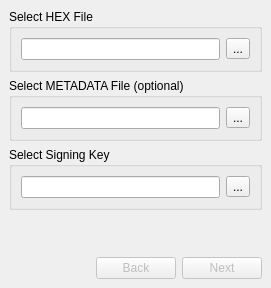
Above: Packager/mainwindow.ui from ISF-H-BRS/FirmwareUpdater before the change. Below: the same form after it.
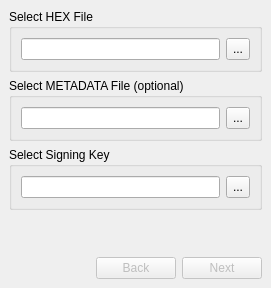
That is the form after the change. Icons and pictures are not drawn.

What changed in the file:
```diff
--- a/Packager/mainwindow.ui
+++ b/Packager/mainwindow.ui
@@ -45,6 +45,15 @@
            </item>
            <item>
             <widget class="QToolButton" name="selectHexFile">
+             <property name="sizePolicy">
+              <sizepolicy hsizetype="Preferred" vsizetype="Preferred">
+               <horstretch>0</horstretch>
+               <verstretch>0</verstretch>
+              </sizepolicy>
+             </property>
+             <property name="toolTip">
+              <string>Select HEX file</string>
+             </property>
              <property name="text">
               <string>...</string>
              </property>
@@ -64,6 +73,15 @@
            </item>
            <item>
             <widget class="QToolButton" name="selectMetadataFile">
+             <property name="sizePolicy">
+              <sizepolicy hsizetype="Preferred" vsizetype="Preferred">
+               <horstretch>0</horstretch>
+               <verstretch>0</verstretch>
+              </sizepolicy>
+             </property>
+             <property name="toolTip">
+              <string>Select METADATA file</string>
+             </property>
              <property name="text">
               <string>...</string>
              </property>
@@ -83,6 +101,15 @@
            </item>
            <item>
             <widget class="QToolButton" name="selectSigningKey">
+             <property name="sizePolicy">
+              <sizepolicy hsizetype="Preferred" vsizetype="Preferred">
+               <horstretch>0</horstretch>
+               <verstretch>0</verstretch>
+              </sizepolicy>
+             </property>
+             <property name="toolTip">
+              <string>Select signing key</string>
+             </property>
              <property name="text">
               <string>...</string>
              </property>
```
Left out of the diff: 44 changed lines with no effect on the pictures.
